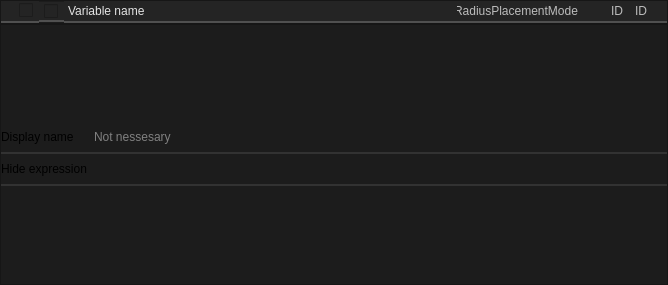
Above: src/editors/smartprop_editor/variable_frame.ui from dertwist/Hammer5Tools before the change. Below: the same form after it.
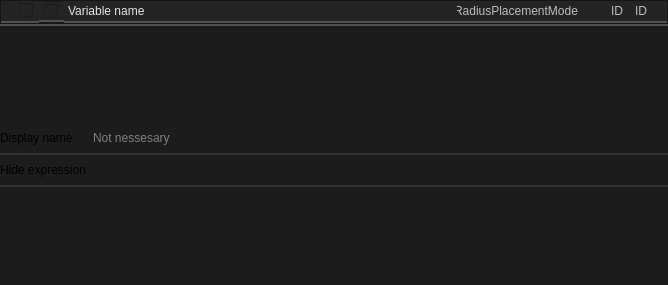
That is the form after the change. Icons and pictures are not drawn.

Commit message: style(widgets): enhance custom controls, UI form frames, and loading editor viewport

The edit to the form file:
```diff
--- a/src/editors/smartprop_editor/variable_frame.ui
+++ b/src/editors/smartprop_editor/variable_frame.ui
@@ -429,8 +429,11 @@
    </item>
    <item>
     <widget class="QFrame" name="frame_layout">
+     <property name="styleSheet">
+      <string notr="true">QFrame#frame_layout { border: 0px; border-top: 2px solid rgba(80, 80, 80, 255); }</string>
+     </property>
      <property name="frameShape">
-      <enum>QFrame::Shape::StyledPanel</enum>
+      <enum>QFrame::Shape::NoFrame</enum>
      </property>
      <property name="frameShadow">
       <enum>QFrame::Shadow::Raised</enum>
```
The commit also changes 6 other files.
